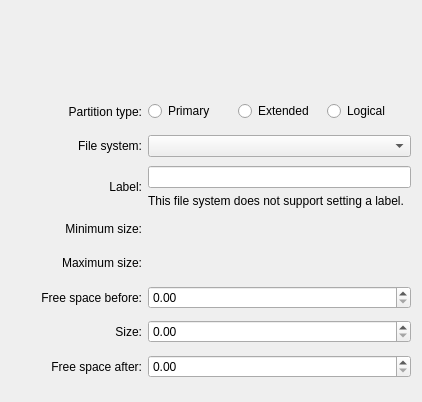
Old version of the form src/gui/sizedialogwidgetbase.ui in the repository KDE/partitionmanager.
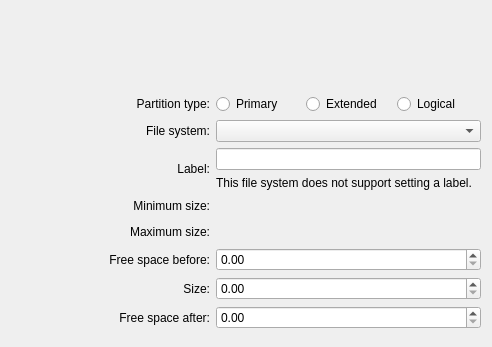
New version of the form. Custom widgets are drawn as their Qt base class.

Commit message: fix horizontal stretch

The edit to the form file:
```diff
--- a/src/gui/sizedialogwidgetbase.ui
+++ b/src/gui/sizedialogwidgetbase.ui
@@ -6,12 +6,12 @@
    <rect>
     <x>0</x>
     <y>0</y>
-    <width>419</width>
-    <height>402</height>
+    <width>478</width>
+    <height>347</height>
    </rect>
   </property>
   <layout class="QGridLayout" name="gridLayout">
-   <item row="0" column="0" colspan="3">
+   <item row="0" column="0" colspan="2">
     <widget class="PartResizerWidget" name="m_PartResizerWidget" native="true">
      <property name="minimumSize">
       <size>
@@ -27,7 +27,7 @@
      </property>
     </widget>
    </item>
-   <item row="1" column="0" colspan="3">
+   <item row="1" column="0" colspan="2">
     <spacer name="verticalSpacer">
      <property name="orientation">
       <enum>Qt::Vertical</enum>
@@ -37,8 +37,8 @@
      </property>
      <property name="sizeHint" stdset="0">
       <size>
-       <width>20</width>
-       <height>20</height>
+       <width>470</width>
+       <height>17</height>
       </size>
      </property>
     </spacer>
@@ -62,7 +62,7 @@
      </property>
     </widget>
    </item>
-   <item row="2" column="1" colspan="2">
+   <item row="2" column="1">
     <layout class="QHBoxLayout" name="horizontalLayout">
      <item>
       <widget class="QRadioButton" name="m_RadioPrimary">
@@ -106,15 +106,8 @@
      </property>
     </widget>
    </item>
-   <item row="3" column="1" colspan="2">
-    <widget class="KComboBox" name="m_ComboFileSystem">
-     <property name="sizePolicy">
-      <sizepolicy hsizetype="Preferred" vsizetype="Fixed">
-       <horstretch>3</horstretch>
-       <verstretch>0</verstretch>
-      </sizepolicy>
-     </property>
-    </widget>
+   <item row="3" column="1">
+    <widget class="KComboBox" name="m_ComboFileSystem"/>
    </item>
    <item row="4" column="0">
     <widget class="QLabel" name="m_LabelTextLabel">
@@ -129,7 +122,7 @@
      </property>
     </widget>
    </item>
-   <item row="4" column="1" colspan="2">
+   <item row="4" column="1">
     <layout class="QVBoxLayout" name="verticalLayout">
      <item>
       <widget class="KLineEdit" name="m_EditLabel">
@@ -166,7 +159,7 @@
      </property>
     </widget>
    </item>
-   <item row="5" column="1" colspan="2">
+   <item row="5" column="1">
     <widget class="QLabel" name="m_LabelMinSize">
      <property name="textInteractionFlags">
       <set>Qt::LinksAccessibleByMouse|Qt::TextSelectableByKeyboard|Qt::TextSelectableByMouse</set>
@@ -189,7 +182,7 @@
      </property>
     </widget>
    </item>
-   <item row="6" column="1" colspan="2">
+   <item row="6" column="1">
     <widget class="QLabel" name="m_LabelMaxSize">
      <property name="textInteractionFlags">
       <set>Qt::LinksAccessibleByMouse|Qt::TextSelectableByKeyboard|Qt::TextSelectableByMouse</set>
@@ -200,7 +193,7 @@
     <widget class="QLabel" name="label">
      <property name="sizePolicy">
       <sizepolicy hsizetype="Preferred" vsizetype="Expanding">
-       <horstretch>0</horstretch>
+       <horstretch>3</horstretch>
        <verstretch>0</verstretch>
       </sizepolicy>
      </property>
@@ -215,11 +208,11 @@
      </property>
     </widget>
    </item>
-   <item row="7" column="1" colspan="2">
+   <item row="7" column="1">
     <widget class="FormattedSpinBox" name="m_SpinFreeBefore">
      <property name="sizePolicy">
       <sizepolicy hsizetype="Minimum" vsizetype="Fixed">
-       <horstretch>3</horstretch>
+       <horstretch>4</horstretch>
        <verstretch>0</verstretch>
       </sizepolicy>
      </property>
@@ -250,14 +243,8 @@
      </property>
     </widget>
    </item>
-   <item row="8" column="1" colspan="2">
+   <item row="8" column="1">
     <widget class="FormattedSpinBox" name="m_SpinCapacity">
-     <property name="sizePolicy">
-      <sizepolicy hsizetype="Minimum" vsizetype="Fixed">
-       <horstretch>3</horstretch>
-       <verstretch>0</verstretch>
-      </sizepolicy>
-     </property>
      <property name="minimum">
       <double>0.000000000000000</double>
      </property>
@@ -285,14 +272,8 @@
      </property>
     </widget>
    </item>
-   <item row="9" column="1" colspan="2">
+   <item row="9" column="1">
     <widget class="FormattedSpinBox" name="m_SpinFreeAfter">
-     <property name="sizePolicy">
-      <sizepolicy hsizetype="Minimum" vsizetype="Fixed">
-       <horstretch>3</horstretch>
-       <verstretch>0</verstretch>
-      </sizepolicy>
-     </property>
      <property name="minimum">
       <double>0.000000000000000</double>
      </property>
@@ -301,7 +282,7 @@
      </property>
     </widget>
    </item>
-   <item row="10" column="0" colspan="3">
+   <item row="10" column="0" colspan="2">
     <spacer name="verticalSpacer_2">
      <property name="orientation">
       <enum>Qt::Vertical</enum>
@@ -311,8 +292,8 @@
      </property>
      <property name="sizeHint" stdset="0">
       <size>
-       <width>20</width>
-       <height>10</height>
+       <width>470</width>
+       <height>7</height>
       </size>
      </property>
     </spacer>
```
Left out of the diff: 3 changed lines with no effect on the pictures.
